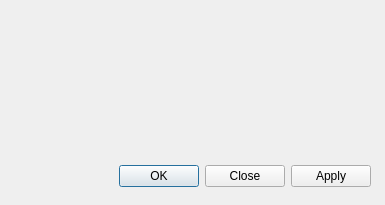
Old version of the form dialogBox.ui in the repository jonlua1/Behavioural_Password_Protection.
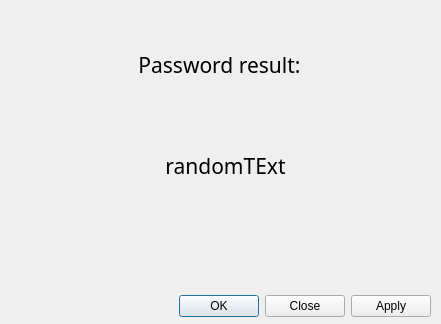
New version of the form.

What changed in the file:
```diff
--- a/dialogBox.ui
+++ b/dialogBox.ui
@@ -6,8 +6,8 @@
    <rect>
     <x>0</x>
     <y>0</y>
-    <width>385</width>
-    <height>205</height>
+    <width>441</width>
+    <height>324</height>
    </rect>
   </property>
   <property name="windowTitle">
@@ -16,8 +16,8 @@
   <widget class="QDialogButtonBox" name="dialogBox">
    <property name="geometry">
     <rect>
-     <x>30</x>
-     <y>160</y>
+     <x>90</x>
+     <y>290</y>
      <width>341</width>
      <height>32</height>
     </rect>
@@ -29,6 +29,65 @@
     <set>QDialogButtonBox::Apply|QDialogButtonBox::Close|QDialogButtonBox::Ok</set>
    </property>
   </widget>
+  <widget class="QLabel" name="label">
+   <property name="geometry">
+    <rect>
+     <x>14</x>
+     <y>19</y>
+     <width>411</width>
+     <height>91</height>
+    </rect>
+   </property>
+   <property name="font">
+    <font>
+     <family>Trebuchet MS</family>
+     <pointsize>16</pointsize>
+    </font>
+   </property>
+   <property name="text">
+    <string>Password result:</string>
+   </property>
+   <property name="scaledContents">
+    <bool>false</bool>
+   </property>
+   <property name="alignment">
+    <set>Qt::AlignCenter</set>
+   </property>
+   <property name="margin">
+    <number>5</number>
+   </property>
+  </widget>
+  <widget class="QLabel" name="label_2">
+   <property name="geometry">
+    <rect>
+     <x>20</x>
+     <y>120</y>
+     <width>411</width>
+     <height>91</height>
+    </rect>
+   </property>
+   <property name="font">
+    <font>
+     <family>Trebuchet MS</family>
+     <pointsize>16</pointsize>
+    </font>
+   </property>
+   <property name="cursor">
+    <cursorShape>PointingHandCursor</cursorShape>
+   </property>
+   <property name="text">
+    <string>randomTExt</string>
+   </property>
+   <property name="scaledContents">
+    <bool>false</bool>
+   </property>
+   <property name="alignment">
+    <set>Qt::AlignCenter</set>
+   </property>
+   <property name="margin">
+    <number>5</number>
+   </property>
+  </widget>
  </widget>
  <resources/>
  <connections>
```
